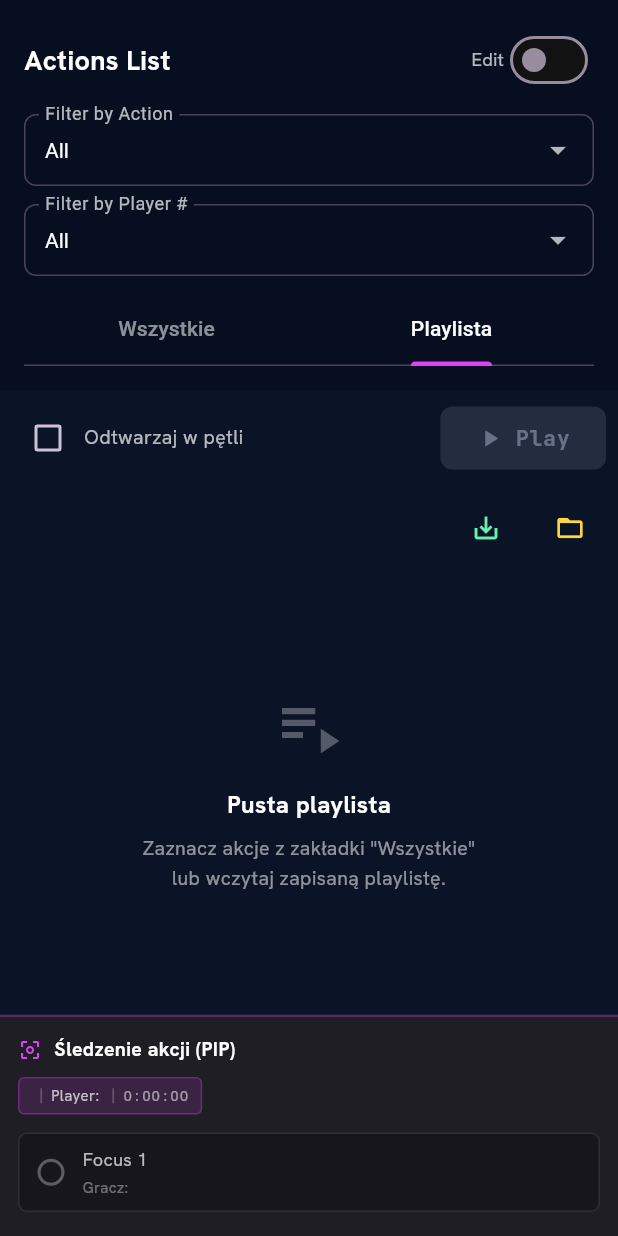
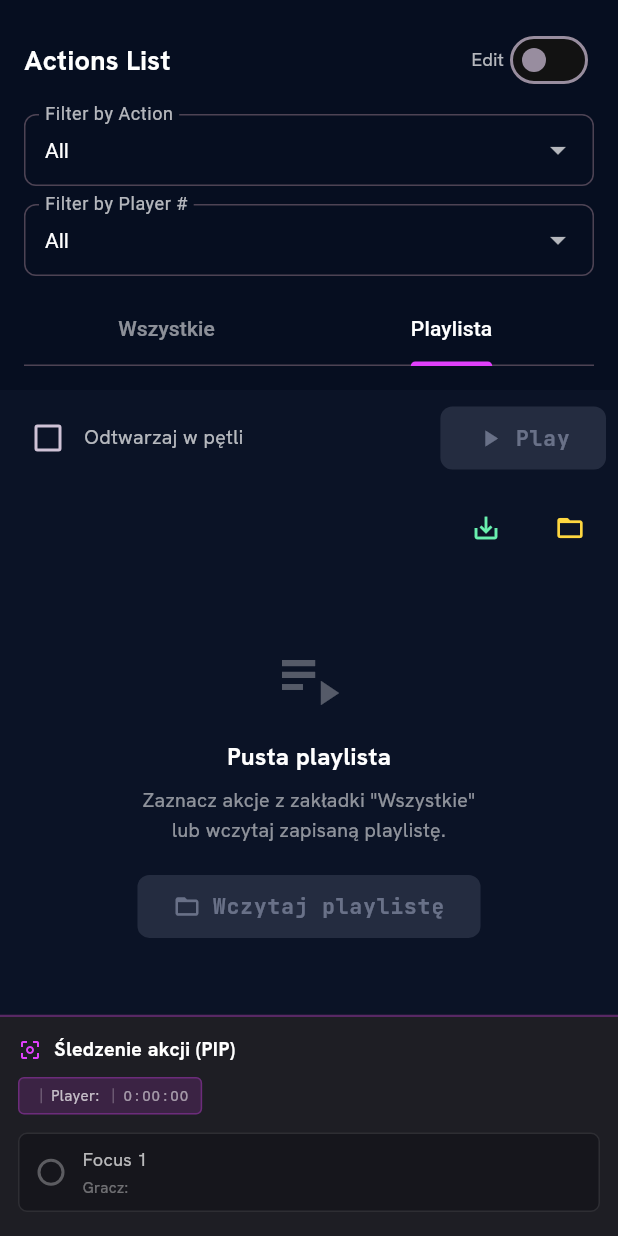
Before and after one commit to kusojac/ML_CV_Video, a Flutter app: the ActionSidebar widget shown alone on an empty page, opened directly with empty values, tab 2 chosen, on a phone screen of 412 x 824 dp. Run offline on Flutter 3.47's test engine with Material 3 defaults, Android fonts, the phone set to English and light mode, and no system bars; our stand-ins replace file_picker, google_fonts; missing offline and left inert: media_kit, media_kit_video; network calls fail.

Commit message:
🎨 Palette: Add explicit CTA to empty playlist state
💡 What: Added 'Wczytaj playlistę' (Load playlist) button to the empty state of the playlist section.
🎯 Why: Replacing plain text empty states with structured empty states that include explicit Call-To-Action (CTA) buttons reduces friction for users, directly matching `.Jules/palette.md` insights.
📸 Before/After: Before, it was just an icon and text instruction. After, it includes an ElevatedButton.icon providing an immediate, contextual action.
♿ Accessibility: Uses standard Material semantics and inherits disabled state gracefully if the callback is null.

Co-authored-by: kusojac <13525690+kusojac@users.noreply.github.com>

```diff
--- a/VolleyballApp/frontend/lib/widgets/action_sidebar.dart
+++ b/VolleyballApp/frontend/lib/widgets/action_sidebar.dart
@@ -887,6 +887,16 @@ class ActionSidebarState extends State<ActionSidebar> {
                                 ),
                                 textAlign: TextAlign.center,
                               ),
+                              const SizedBox(height: 16),
+                              ElevatedButton.icon(
+                                onPressed: widget.onLoadPlaylist,
+                                icon: const Icon(Icons.folder_open),
+                                label: const Text('Wczytaj playlistę'),
+                                style: ElevatedButton.styleFrom(
+                                  backgroundColor: Colors.white10,
+                                  foregroundColor: Colors.white,
+                                ),
+                              ),
                             ],
                           ),
                         ),
```
